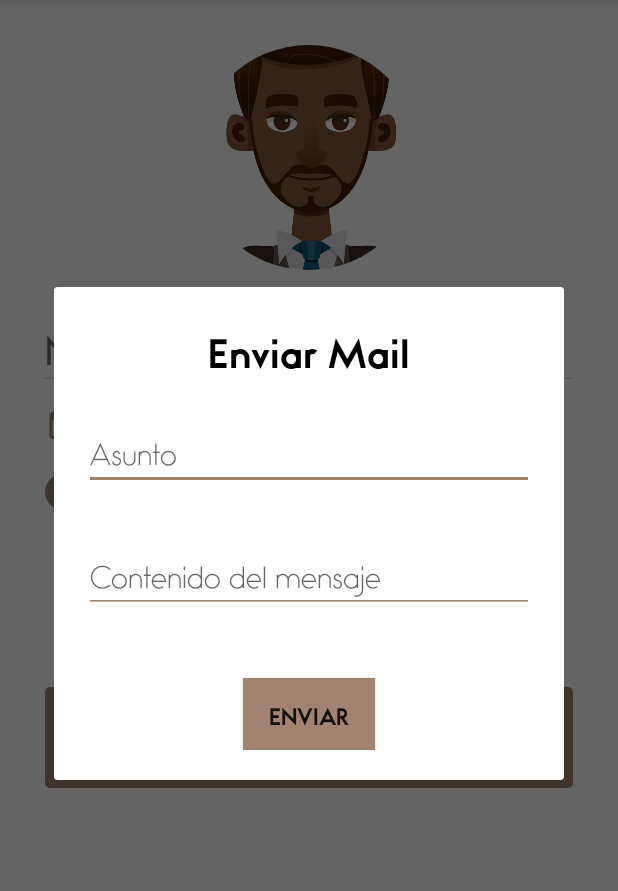
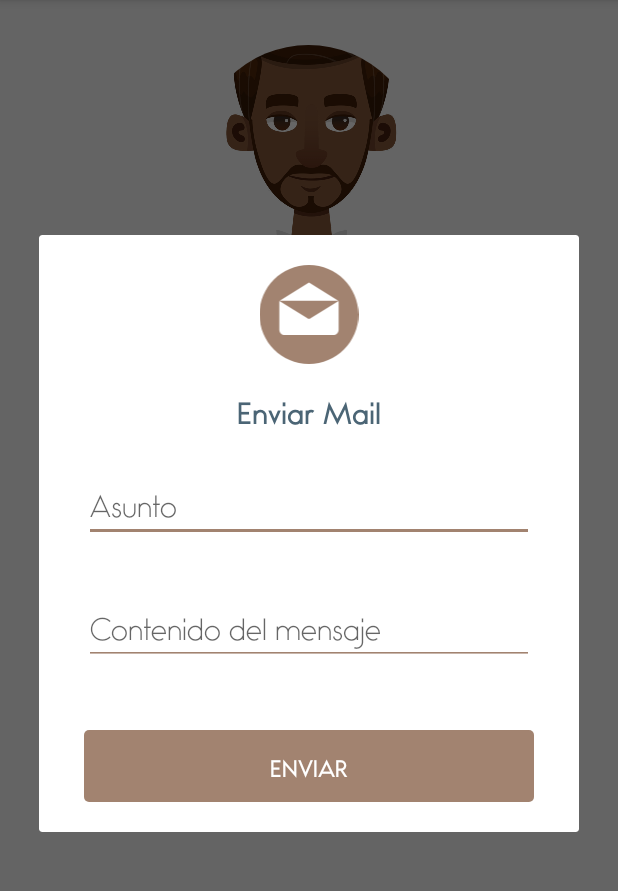
Before and after one commit to raulordas/savebeach, an Android app: the Consulta_Usuarios_Final screen opened directly, with no data from a screen before it, after a tap on "CONTACTAR", on a phone screen of 412 x 824 dp, the part 84-975 px from its top. Run offline under Robolectric (Android 15) with nearby library versions, the phone set to English and light mode, and no system bars; our stand-ins replace CircleImageView, Firebase (no records; nobody signed in at launch, a user with empty details on screens opened directly); pictures from the network do not load; 5 statements that could not run were skipped.

Commit message:
Layout Changes

```diff
--- a/app/src/main/java/uem/dam/sharethebeach/sharethebeach/activities/Consulta_Usuarios_Final.java
+++ b/app/src/main/java/uem/dam/sharethebeach/sharethebeach/activities/Consulta_Usuarios_Final.java
@@ -31,7 +31,7 @@ public class Consulta_Usuarios_Final extends Base_Activity {
     ArrayList<Usuario> datos;
 
     TextView nombre;
-    TextView email;
+    //TextView email;
     TextView fechaNac;
     TextView descripcion;
     ImageView fotoUsuario;
@@ -44,14 +44,14 @@ public class Consulta_Usuarios_Final extends Base_Activity {
         u = getIntent().getParcelableExtra("CLAVE");
 
         nombre = findViewById(R.id.tvNombreF);
-        email = findViewById(R.id.tvEmailF);
+        //email = findViewById(R.id.tvEmailF);
         fechaNac = findViewById(R.id.tvFechaNacF);
         descripcion = findViewById(R.id.tvDescripcionF);
         fotoUsuario = findViewById(R.id.foto_UserF);
 
         Glide.with(this).load(u.getUrlFoto()).into(fotoUsuario);
         nombre.setText(u.getNombre_completo());
-        email.setText(u.getEmail());
+        //email.setText(u.getEmail());
         fechaNac.setText(u.getFechaNac());
         descripcion.setText(u.getDescripcion());
 
--- /dev/null
+++ b/app/src/main/res/drawable/ic_email.xml
@@ -0,0 +1,4 @@
+<vector android:height="24dp" android:viewportHeight="299.997"
+    android:viewportWidth="299.997" android:width="24dp" xmlns:android="http://schemas.android.com/apk/res/android">
+    <path android:fillColor="@color/colorMarronClaro" android:pathData="M149.996,0C67.157,0 0.001,67.158 0.001,149.997c0,82.837 67.156,150 149.995,150s150,-67.163 150,-150C299.996,67.158 232.835,0 149.996,0zM149.999,52.686l88.763,55.35H61.236L149.999,52.686zM239.868,196.423h-0.009c0,8.878 -7.195,16.072 -16.072,16.072H76.211c-8.878,0 -16.072,-7.195 -16.072,-16.072v-84.865c0,-0.939 0.096,-1.852 0.252,-2.749l84.808,52.883c0.104,0.065 0.215,0.109 0.322,0.169c0.112,0.062 0.226,0.122 0.34,0.179c0.599,0.309 1.216,0.558 1.847,0.721c0.065,0.018 0.13,0.026 0.195,0.041c0.692,0.163 1.393,0.265 2.093,0.265h0.005c0.005,0 0.01,0 0.01,0c0.7,0 1.401,-0.099 2.093,-0.265c0.065,-0.016 0.13,-0.023 0.195,-0.041c0.63,-0.163 1.245,-0.412 1.847,-0.721c0.114,-0.057 0.228,-0.117 0.34,-0.179c0.106,-0.06 0.218,-0.104 0.322,-0.169l84.808,-52.883c0.156,0.897 0.252,1.808 0.252,2.749V196.423z"/>
+</vector>
--- a/app/src/main/res/layout/dialog_send_mail.xml
+++ b/app/src/main/res/layout/dialog_send_mail.xml
@@ -1,20 +1,32 @@
 <?xml version="1.0" encoding="utf-8"?>
 <LinearLayout xmlns:android="http://schemas.android.com/apk/res/android"
+    xmlns:app="http://schemas.android.com/apk/res-auto"
     android:layout_width="wrap_content"
     android:layout_height="wrap_content"
     android:orientation="vertical"
-    android:padding="20dp">
+    android:paddingLeft="@dimen/PADDING_30"
+    android:paddingTop="20dp"
+    android:paddingRight="@dimen/PADDING_30"
+    android:paddingBottom="20dp">
+
+    <ImageView
+        android:id="@+id/imageView"
+        android:layout_width="match_parent"
+        android:layout_height="66dp"
+        android:layout_weight="0"
+        app:srcCompat="@drawable/ic_email" />
 
     <TextView
         android:id="@+id/textView4"
         android:layout_width="match_parent"
         android:layout_height="wrap_content"
+        android:layout_marginTop="@dimen/PADDING_15"
         android:layout_weight="1"
-        android:fontFamily="@font/bambino_bold"
+        android:fontFamily="@font/bambino"
         android:gravity="center"
         android:text="Enviar Mail"
-        android:textColor="@android:color/black"
-        android:textSize="24sp" />
+        android:textColor="@color/colorPrimary"
+        android:textSize="18sp" />
 
     <View
         android:id="@+id/divider9"
@@ -61,11 +73,12 @@
 
     <Button
         android:id="@+id/btnEnviar"
-        android:layout_width="wrap_content"
+        android:layout_width="match_parent"
         android:layout_height="wrap_content"
         android:layout_gravity="center"
         android:layout_weight="1"
-        android:background="@color/colorMarronClaro"
-        android:fontFamily="@font/bambino_bold"
-        android:text="@string/enviar" />
+        android:background="@drawable/borders"
+        android:fontFamily="@font/bambino"
+        android:text="@string/enviar"
+        android:textColor="@color/blancoNieve" />
 </LinearLayout>
```
